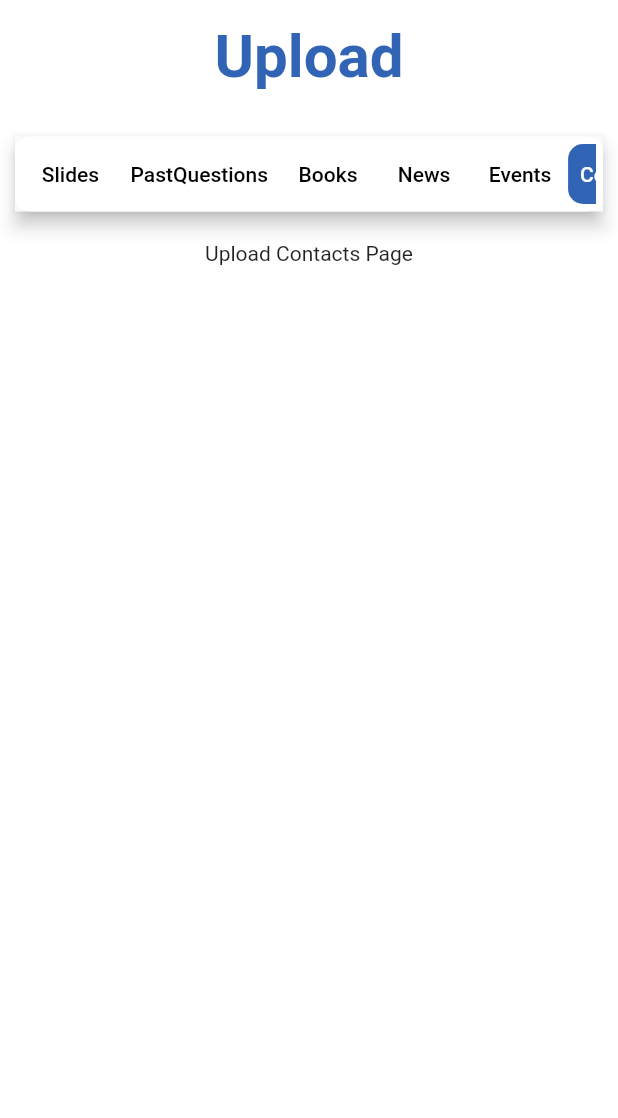
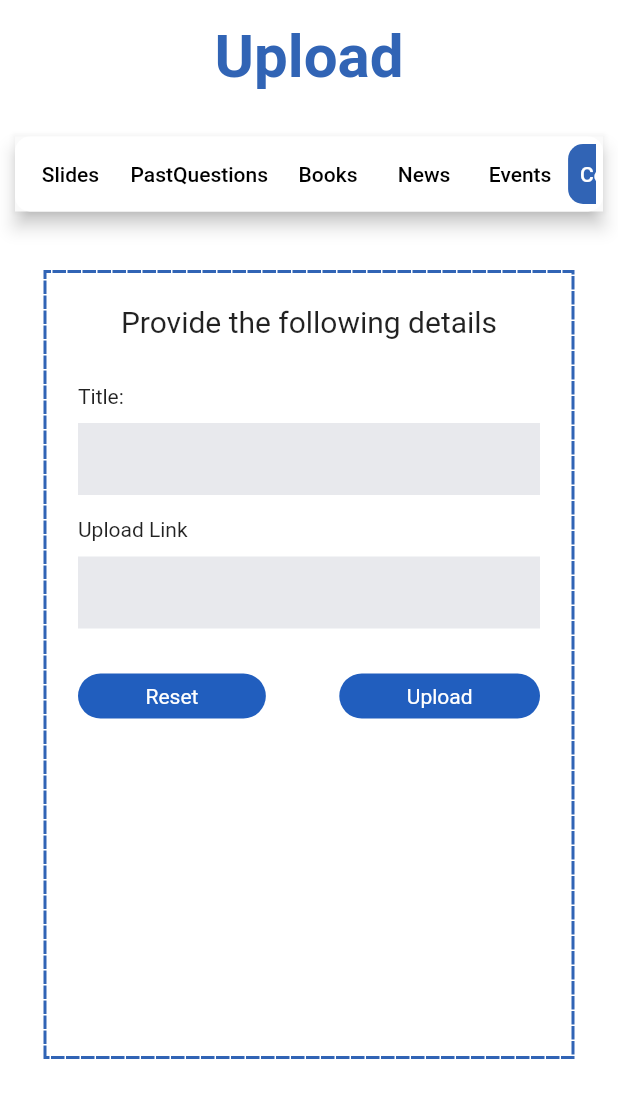
Before and after one commit to jocypher/Veterinary-Application, a Flutter app: the UploadPage screen opened by its route, after a tap on "Events", after a tap on "Contacts", on a phone screen of 412 x 824 dp, the part 84-1202 px from its top. Run offline on Flutter 3.47's test engine with Material 2 defaults, Android fonts, the light colour scheme and no system bars; drawn by our look-alikes of dotted_border; our stand-ins replace dio, file_picker, flutter_rating_bar, shared_preferences; accounts and stored records are empty.

Commit message:
changes updated

```diff
--- a/veterinary_app/lib/admin_features/main_upload_page/upload_page.dart
+++ b/veterinary_app/lib/admin_features/main_upload_page/upload_page.dart
@@ -1,4 +1,7 @@
 import 'package:flutter/material.dart';
+import 'package:veterinary_app/admin_features/upload_contact/upload_contact_page.dart';
+import 'package:veterinary_app/admin_features/upload_events/upload_events.dart';
+import 'package:veterinary_app/admin_features/upload_news/upload_news.dart';
 import '../../common/widgets/custom_app_bar.dart';
 import '../../common/widgets/custom_heading.dart';
 import '../../utils/global_variables.dart';
@@ -20,9 +23,9 @@ class _UploadPageState extends State<UploadPage> {
     const UploadSlidePage(),
     const UploadPastQuestion(),
     const uploadBookPage(),
-    const Text('Upload News Page'),
-    const Text('Upload Events Page'),
-    const Text('Upload Contacts Page'),
+    const uploadNewsPage(),
+    const uploadEventPage(),
+    const uploadContactPage(),
   ];
   int _page = 0;
   void updatePage(int page) {
--- a/veterinary_app/lib/admin_features/models/slideModel.dart
+++ b/veterinary_app/lib/admin_features/models/slide_model.dart
@@ -1,5 +1,4 @@
 import 'dart:convert';
-import 'dart:io';
 
 
 class UploadSlidesInfo {
--- a/veterinary_app/lib/admin_features/services/upload_services.dart
+++ b/veterinary_app/lib/admin_features/services/upload_services.dart
@@ -3,7 +3,7 @@
 import 'package:flutter/material.dart';
 import 'package:provider/provider.dart';
 import 'package:veterinary_app/admin_features/models/booksModel.dart';
-import 'package:veterinary_app/admin_features/models/slideModel.dart';
+import 'package:veterinary_app/admin_features/models/slide_model.dart';
 import 'package:veterinary_app/provider/student.dart';
 import 'package:http/http.dart' as http;
 import 'package:veterinary_app/utils/snackBar.dart';
--- a/veterinary_app/lib/admin_features/upload_contact/upload_contact_page.dart
+++ b/veterinary_app/lib/admin_features/upload_contact/upload_contact_page.dart
@@ -0,0 +1,73 @@
+// ignore_for_file: camel_case_types, duplicate_ignore
+import 'package:dotted_border/dotted_border.dart';
+import 'package:flutter/material.dart';
+import '../../utils/global_variables.dart';
+import '../upload_widgets/upload_widgets.dart';
+
+// ignore: camel_case_types
+class uploadContactPage extends StatefulWidget {
+  const uploadContactPage({super.key});
+
+  @override
+  State<uploadContactPage> createState() => _uploadContactPageState();
+}
+
+class _uploadContactPageState extends State<uploadContactPage> {
+  final TextEditingController titleTextEditingController =
+      TextEditingController();
+      final TextEditingController linkTextEditingController =
+      TextEditingController();
+
+  @override
+  void dispose() {
+    super.dispose();
+    titleTextEditingController.dispose();
+    linkTextEditingController.dispose();
+  }
+
+  void resetButton(){
+    titleTextEditingController.text = '';
+    linkTextEditingController.text = '';
+  }
+
+  @override
+  Widget build(BuildContext context) {
+    return Padding(
+      padding: const EdgeInsets.symmetric(horizontal: 20.0, vertical: 20),
+      child: DottedBorder(
+          borderType: BorderType.RRect,
+          strokeWidth: 2,
+          color: loginColor,
+          dashPattern: const [7, 3],
+          strokeCap: StrokeCap.square,
+          child: Container(
+            margin: const EdgeInsets.only(left: 20, right: 20, top: 20),
+            height: 500,
+            width: double.infinity,
+            child: Column(
+              children: [
+                const Text(
+                  "Provide the following details",
+                  style: TextStyle(fontSize: 20, fontWeight: FontWeight.w400),
+                ),
+                const SizedBox(
+                  height: 30,
+                ),
+                UploadWidget(
+                    text: "Title: ",
+                    textEditingController: titleTextEditingController),
+                const SizedBox(height: 15),
+               LinkFormBox(textEditingController: linkTextEditingController, text: "Upload Link"),
+                const SizedBox(height: 30),
+                Row(
+                    mainAxisAlignment: MainAxisAlignment.spaceBetween,
+                    children: [
+                    resetBtn(resetButton: resetButton,),
+                 const uploadBtn()
+                   ],)
+              ],
+            ),
+          )),
+    );
+  }
+}
--- a/veterinary_app/lib/admin_features/upload_events/upload_events.dart
+++ b/veterinary_app/lib/admin_features/upload_events/upload_events.dart
@@ -0,0 +1,89 @@
+// ignore_for_file: camel_case_types, duplicate_ignore
+import 'package:dotted_border/dotted_border.dart';
+import 'package:flutter/material.dart';
+import '../../utils/global_variables.dart';
+import '../upload_widgets/upload_widgets.dart';
+
+// ignore: camel_case_types
+class uploadEventPage extends StatefulWidget {
+  const uploadEventPage({super.key});
+
+  @override
+  State<uploadEventPage> createState() => _uploadEventPageState();
+}
+
+class _uploadEventPageState extends State<uploadEventPage> {
+  final TextEditingController titleTextEditingController =
+      TextEditingController();
+  final TextEditingController authorTextEditingController =
+      TextEditingController();
+  final TextEditingController pagesTextEditingController =
+      TextEditingController();
+      final TextEditingController linkTextEditingController =
+      TextEditingController();
+
+  @override
+  void dispose() {
+    super.dispose();
+    titleTextEditingController.dispose();
+    authorTextEditingController.dispose();
+    pagesTextEditingController.dispose();
+    linkTextEditingController.dispose();
+  }
+
+  void resetButton(){
+    titleTextEditingController.text = '';
+    authorTextEditingController.text = '';
+    pagesTextEditingController.text = '';
+    linkTextEditingController.text = '';
+  }
+
+  @override
+  Widget build(BuildContext context) {
+    return Padding(
+      padding: const EdgeInsets.symmetric(horizontal: 20.0, vertical: 20),
+      child: DottedBorder(
+          borderType: BorderType.RRect,
+          strokeWidth: 2,
+          color: loginColor,
+          dashPattern: const [7, 3],
+          strokeCap: StrokeCap.square,
+          child: Container(
+            margin: const EdgeInsets.only(left: 20, right: 20, top: 20),
+            height: 500,
+            width: double.infinity,
+            child: Column(
+              children: [
+                const Text(
+                  "Provide the following details",
+                  style: TextStyle(fontSize: 20, fontWeight: FontWeight.w400),
+                ),
+                const SizedBox(
+                  height: 30,
+                ),
+                UploadWidget(
+                    text: "Title: ",
+                    textEditingController: titleTextEditingController),
+                const SizedBox(height: 15),
+                UploadWidget(
+                    text: "Year: ",
+                    textEditingController: authorTextEditingController),
+                const SizedBox(height: 15),
+                UploadWidget(
+                    text: "Pages: ",
+                    textEditingController: pagesTextEditingController),
+                const SizedBox(height: 15),
+               LinkFormBox(textEditingController: linkTextEditingController, text: "Upload Link"),
+                const SizedBox(height: 30),
+                Row(
+                    mainAxisAlignment: MainAxisAlignment.spaceBetween,
+                    children: [
+                    resetBtn(resetButton: resetButton,),
+                 const uploadBtn()
+                   ],)
+              ],
+            ),
+          )),
+    );
+  }
+}
--- a/veterinary_app/lib/admin_features/upload_widgets/upload_widgets.dart
+++ b/veterinary_app/lib/admin_features/upload_widgets/upload_widgets.dart
@@ -185,3 +185,46 @@ class _uploadBtnState extends State<uploadBtn> {
     );
   }
 }
+
+// ignore: must_be_immutable
+class LinkFormBox extends StatefulWidget {
+  final String text;
+  TextEditingController textEditingController = TextEditingController();
+
+  LinkFormBox(
+      {super.key, required this.textEditingController, required this.text});
+
+  @override
+  State<LinkFormBox> createState() => _LinkFormBoxState();
+}
+
+class _LinkFormBoxState extends State<LinkFormBox> {
+  void resetTextField() {
+    setState(() {
+      widget.textEditingController.text = '';
+    });
+  }
+
+  @override
+  Widget build(BuildContext context) {
+    return Column(
+      crossAxisAlignment: CrossAxisAlignment.start,
+      children: [
+        Text(widget.text),
+        const SizedBox(
+          height: 10,
+        ),
+        Container(
+          padding: const EdgeInsets.only(left: 10),
+          decoration:
+              const BoxDecoration(color: Color.fromRGBO(232, 233, 237, 1)),
+          child: TextField(
+              controller: widget.textEditingController,
+              decoration: const InputDecoration(
+                border: InputBorder.none,
+              )),
+        ),
+      ],
+    );
+  }
+}
--- a/veterinary_app/lib/common/widgets/custom_app_bar.dart
+++ b/veterinary_app/lib/common/widgets/custom_app_bar.dart
@@ -1,6 +1,5 @@
 import 'package:flutter/material.dart';
 import 'package:provider/provider.dart';
-
 import '../../provider/student.dart';
 import '../../user_features/home/home_page.dart';
 
@@ -37,6 +36,7 @@ class _CustomAppBarState extends State<CustomAppBar> {
       elevation: 0,
       title: GestureDetector(
         onTap: () {
+
           Navigator.pushNamedAndRemoveUntil(
               context, HomePage.routeName, (route) => false);
         },
--- a/veterinary_app/lib/utils/global_variables.dart
+++ b/veterinary_app/lib/utils/global_variables.dart
@@ -1,6 +1,3 @@
-import 'dart:io';
-
-import 'package:file_picker/file_picker.dart';
 import 'package:flutter/material.dart';
 
 const loginColor = Color.fromRGBO(49, 100, 181, 1);
@@ -12,3 +9,5 @@ const feedbackTextColor = Color.fromRGBO(133, 139, 148, 1);
 const resetColor = Color.fromRGBO(217, 217, 217, 1);
 
 String uri = 'http://localhost:3500';
+
+bool isUserLoggedIn = false;
```
Also changed, not shown: veterinary_app/lib/admin_features/upload_books/upload_books_page.dart (+6 -2 lines), veterinary_app/lib/admin_features/upload_news/upload_news.dart (+89 -0 lines), veterinary_app/lib/common/widgets/nav_bar.dart (+21 -3 lines), veterinary_app/lib/user_features/account/login_page.dart (+10 -15 lines).
